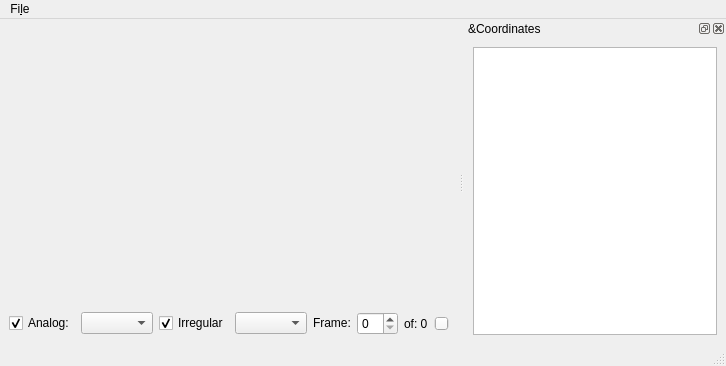
The window that gui/signalviewer.ui (ctigaret/scipyen) describes before a commit, drawn with Qt 5.
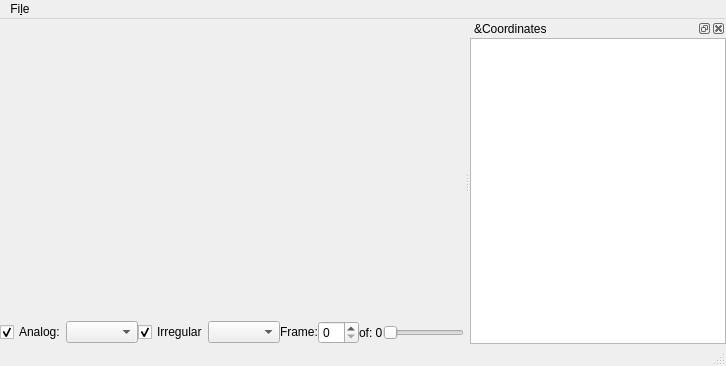
The same window after the commit.

Patch:
```diff
--- a/gui/signalviewer.ui
+++ b/gui/signalviewer.ui
@@ -27,6 +27,21 @@
     </sizepolicy>
    </property>
    <layout class="QGridLayout" name="gridLayout">
+    <property name="leftMargin">
+     <number>0</number>
+    </property>
+    <property name="topMargin">
+     <number>0</number>
+    </property>
+    <property name="rightMargin">
+     <number>0</number>
+    </property>
+    <property name="bottomMargin">
+     <number>0</number>
+    </property>
+    <property name="spacing">
+     <number>0</number>
+    </property>
     <item row="0" column="0">
      <widget class="QWidget" name="viewerWidgetContainer" native="true">
       <property name="sizePolicy">
@@ -179,13 +194,25 @@
    </attribute>
    <widget class="QWidget" name="dockWidgetContents">
     <layout class="QGridLayout" name="gridLayout_2">
+     <property name="leftMargin">
+      <number>0</number>
+     </property>
+     <property name="topMargin">
+      <number>0</number>
+     </property>
+     <property name="rightMargin">
+      <number>0</number>
+     </property>
+     <property name="bottomMargin">
+      <number>0</number>
+     </property>
+     <property name="spacing">
+      <number>0</number>
+     </property>
      <item row="0" column="0">
       <widget class="QPlainTextEdit" name="coordinatesViewer">
-       <property name="lineWrapMode">
-        <enum>QPlainTextEdit::NoWrap</enum>
-       </property>
-       <property name="readOnly">
-        <bool>true</bool>
+       <property name="textInteractionFlags">
+        <set>Qt::TextSelectableByKeyboard|Qt::TextSelectableByMouse</set>
        </property>
       </widget>
      </item>
```
